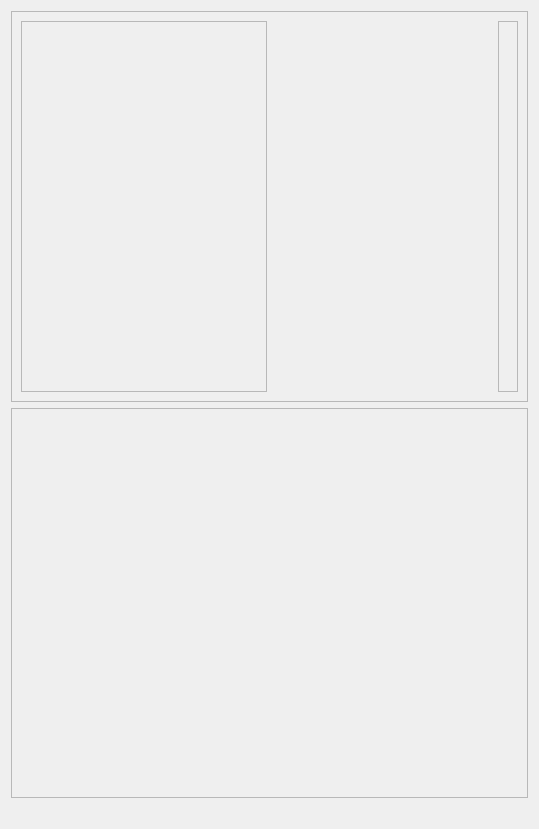
This is source/modules/image_widget/ImageWidget.ui in josefkoller/ambient_image_processor as Qt 5 draws it before an edit. The edited form follows.
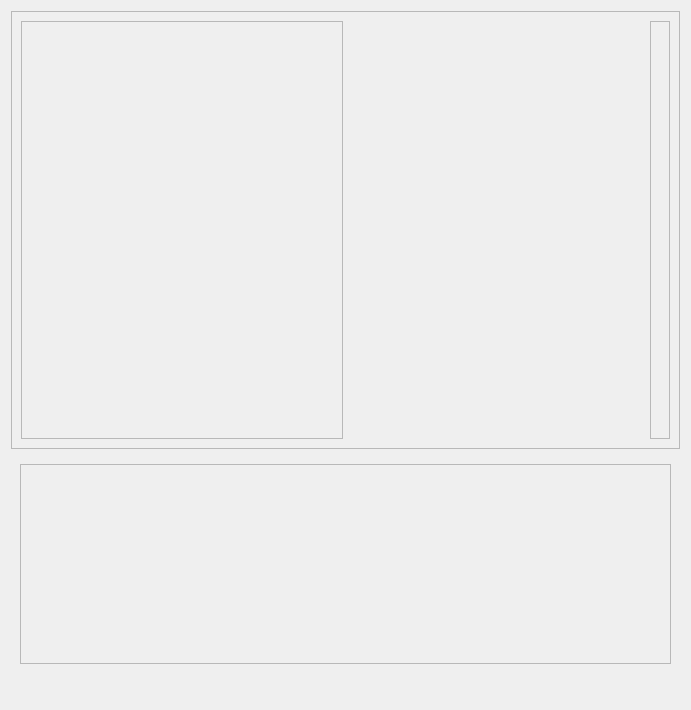
This is the edited form.

Patch:
```diff
--- a/source/modules/image_widget/ImageWidget.ui
+++ b/source/modules/image_widget/ImageWidget.ui
@@ -6,8 +6,8 @@
    <rect>
     <x>0</x>
     <y>0</y>
-    <width>539</width>
-    <height>829</height>
+    <width>691</width>
+    <height>710</height>
    </rect>
   </property>
   <property name="windowTitle">
@@ -16,6 +16,12 @@
   <layout class="QVBoxLayout" name="verticalLayout">
    <item>
     <widget class="QScrollArea" name="scrollAreaImage">
+     <property name="sizePolicy">
+      <sizepolicy hsizetype="Preferred" vsizetype="Expanding">
+       <horstretch>0</horstretch>
+       <verstretch>0</verstretch>
+      </sizepolicy>
+     </property>
      <property name="minimumSize">
       <size>
        <width>310</width>
@@ -30,8 +36,8 @@
        <rect>
         <x>0</x>
         <y>0</y>
-        <width>519</width>
-        <height>389</height>
+        <width>671</width>
+        <height>440</height>
        </rect>
       </property>
       <layout class="QHBoxLayout" name="horizontalLayout_6">
@@ -62,11 +68,26 @@
     </widget>
    </item>
    <item>
+    <widget class="QWidget" name="widget" native="true">
+     <property name="sizePolicy">
+      <sizepolicy hsizetype="Preferred" vsizetype="Maximum">
+       <horstretch>0</horstretch>
+       <verstretch>0</verstretch>
+      </sizepolicy>
+     </property>
+     <layout class="QVBoxLayout" name="verticalLayout_4">
+      <item>
     <widget class="QScrollArea" name="scrollAreaPanel">
      <property name="minimumSize">
       <size>
        <width>0</width>
-       <height>320</height>
+          <height>200</height>
+         </size>
+        </property>
+        <property name="maximumSize">
+         <size>
+          <width>16777215</width>
+          <height>200</height>
       </size>
      </property>
      <property name="widgetResizable">
@@ -77,8 +98,8 @@
        <rect>
         <x>0</x>
         <y>0</y>
-        <width>519</width>
-        <height>389</height>
+           <width>653</width>
+           <height>198</height>
        </rect>
       </property>
       <layout class="QVBoxLayout" name="verticalLayout_10">
@@ -120,11 +141,26 @@
      </widget>
     </widget>
    </item>
-   <item>
+      <item alignment="Qt::AlignBottom">
     <widget class="QLabel" name="status_bar">
+        <property name="minimumSize">
+         <size>
+          <width>0</width>
+          <height>20</height>
+         </size>
+        </property>
+        <property name="maximumSize">
+         <size>
+          <width>16777215</width>
+          <height>20</height>
+         </size>
+        </property>
      <property name="text">
       <string/>
      </property>
+       </widget>
+      </item>
+     </layout>
     </widget>
    </item>
   </layout>
```
Lines whose indentation alone changed are shown as unchanged.
